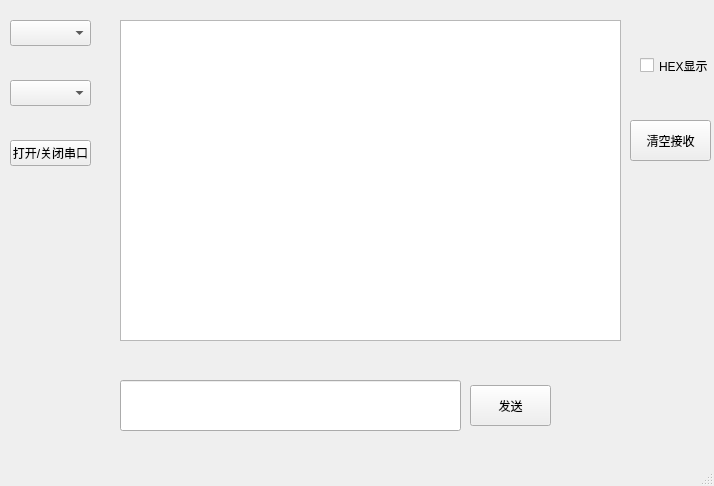
First picture: the form in mainwindow.ui, repository shhuz/Serial-Assistant, before the edit.
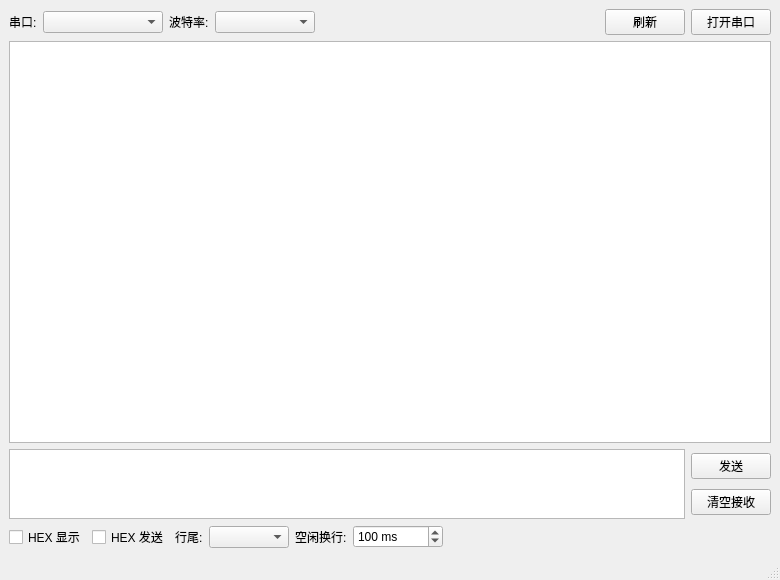
Second picture: the form after the edit.

Commit message:
feat: 重构并完善串口助手（HEX 发送规范化、空闲换行、布局与样式）
- UI 改用布局管理器 + 现代 QSS，控件自适应
- HEX 发送：输入自动规范化（大写、两位一组、非法字符丢弃）
- HEX 显示：接收与 TX 回显按十六进制
- 行尾符（无 / \n / \r\n）与空闲超时自动换行
- 串口热插拔扫描、掉线提示、智能滚动、Ctrl+Enter

```diff
--- a/mainwindow.ui
+++ b/mainwindow.ui
@@ -6,106 +6,197 @@
    <rect>
     <x>0</x>
     <y>0</y>
-    <width>714</width>
-    <height>486</height>
+    <width>780</width>
+    <height>580</height>
    </rect>
   </property>
   <property name="windowTitle">
    <string>MainWindow</string>
   </property>
   <widget class="QWidget" name="centralwidget">
-   <widget class="QComboBox" name="comboPort">
-    <property name="geometry">
-     <rect>
-      <x>10</x>
-      <y>20</y>
-      <width>81</width>
-      <height>26</height>
-     </rect>
-    </property>
-   </widget>
-   <widget class="QPushButton" name="btnOpen">
-    <property name="geometry">
-     <rect>
-      <x>10</x>
-      <y>140</y>
-      <width>81</width>
-      <height>26</height>
-     </rect>
-    </property>
-    <property name="text">
-     <string>打开/关闭串口</string>
-    </property>
-   </widget>
-   <widget class="QPushButton" name="btnSend">
-    <property name="geometry">
-     <rect>
-      <x>470</x>
-      <y>385</y>
-      <width>81</width>
-      <height>41</height>
-     </rect>
-    </property>
-    <property name="text">
-     <string>发送</string>
-    </property>
-   </widget>
-   <widget class="QComboBox" name="comboBaud">
-    <property name="geometry">
-     <rect>
-      <x>10</x>
-      <y>80</y>
-      <width>81</width>
-      <height>26</height>
-     </rect>
-    </property>
-   </widget>
-   <widget class="QLineEdit" name="editSend">
-    <property name="geometry">
-     <rect>
-      <x>120</x>
-      <y>380</y>
-      <width>341</width>
-      <height>51</height>
-     </rect>
-    </property>
-   </widget>
-   <widget class="QPlainTextEdit" name="recvEdit">
-    <property name="geometry">
-     <rect>
-      <x>120</x>
-      <y>20</y>
-      <width>501</width>
-      <height>321</height>
-     </rect>
-    </property>
-   </widget>
-   <widget class="QPushButton" name="btnClear">
-    <property name="geometry">
-     <rect>
-      <x>630</x>
-      <y>120</y>
-      <width>81</width>
-      <height>41</height>
-     </rect>
-    </property>
-    <property name="text">
-     <string>清空接收</string>
-    </property>
-   </widget>
-   <widget class="QCheckBox" name="checkHex">
-    <property name="geometry">
-     <rect>
-      <x>640</x>
-      <y>50</y>
-      <width>71</width>
-      <height>31</height>
-     </rect>
-    </property>
-    <property name="text">
-     <string>HEX显示</string>
-    </property>
-   </widget>
+   <layout class="QVBoxLayout" name="mainLayout">
+    <item>
+     <layout class="QHBoxLayout" name="topLayout">
+      <item>
+       <widget class="QLabel" name="labelPort">
+        <property name="text">
+         <string>串口:</string>
+        </property>
+       </widget>
+      </item>
+      <item>
+       <widget class="QComboBox" name="comboPort">
+        <property name="minimumSize">
+         <size>
+          <width>120</width>
+          <height>0</height>
+         </size>
+        </property>
+       </widget>
+      </item>
+      <item>
+       <widget class="QLabel" name="labelBaud">
+        <property name="text">
+         <string>波特率:</string>
+        </property>
+       </widget>
+      </item>
+      <item>
+       <widget class="QComboBox" name="comboBaud">
+        <property name="minimumSize">
+         <size>
+          <width>100</width>
+          <height>0</height>
+         </size>
+        </property>
+       </widget>
+      </item>
+      <item>
+       <spacer name="topSpacer">
+        <property name="orientation">
+         <enum>Qt::Horizontal</enum>
+        </property>
+        <property name="sizeHint" stdset="0">
+         <size>
+          <width>40</width>
+          <height>20</height>
+         </size>
+        </property>
+       </spacer>
+      </item>
+      <item>
+       <widget class="QPushButton" name="btnRefresh">
+        <property name="text">
+         <string>刷新</string>
+        </property>
+       </widget>
+      </item>
+      <item>
+       <widget class="QPushButton" name="btnOpen">
+        <property name="text">
+         <string>打开串口</string>
+        </property>
+       </widget>
+      </item>
+     </layout>
+    </item>
+    <item>
+     <widget class="QPlainTextEdit" name="recvEdit">
+      <property name="readOnly">
+       <bool>true</bool>
+      </property>
+     </widget>
+    </item>
+    <item>
+     <layout class="QHBoxLayout" name="sendLayout">
+      <item>
+       <widget class="QPlainTextEdit" name="editSend">
+        <property name="maximumSize">
+         <size>
+          <width>16777215</width>
+          <height>70</height>
+         </size>
+        </property>
+       </widget>
+      </item>
+      <item>
+       <layout class="QVBoxLayout" name="sendButtonLayout">
+        <item>
+         <widget class="QPushButton" name="btnSend">
+          <property name="text">
+           <string>发送</string>
+          </property>
+         </widget>
+        </item>
+        <item>
+         <widget class="QPushButton" name="btnClear">
+          <property name="text">
+           <string>清空接收</string>
+          </property>
+         </widget>
+        </item>
+       </layout>
+      </item>
+     </layout>
+    </item>
+    <item>
+     <layout class="QHBoxLayout" name="optionLayout">
+      <item>
+       <widget class="QCheckBox" name="checkHexDisplay">
+        <property name="text">
+         <string>HEX 显示</string>
+        </property>
+       </widget>
+      </item>
+      <item>
+       <widget class="QCheckBox" name="checkHexSend">
+        <property name="text">
+         <string>HEX 发送</string>
+        </property>
+       </widget>
+      </item>
+      <item>
+       <widget class="QLabel" name="labelLineEnd">
+        <property name="text">
+         <string>行尾:</string>
+        </property>
+       </widget>
+      </item>
+      <item>
+       <widget class="QComboBox" name="comboLineEnd">
+        <property name="minimumSize">
+         <size>
+          <width>80</width>
+          <height>0</height>
+         </size>
+        </property>
+       </widget>
+      </item>
+      <item>
+       <widget class="QLabel" name="labelRxTimeout">
+        <property name="text">
+         <string>空闲换行:</string>
+        </property>
+       </widget>
+      </item>
+      <item>
+       <widget class="QSpinBox" name="spinRxTimeout">
+        <property name="minimumSize">
+         <size>
+          <width>90</width>
+          <height>0</height>
+         </size>
+        </property>
+        <property name="toolTip">
+         <string>同一行允许的最大空闲时间，超过则自动换行；0 表示不自动换行</string>
+        </property>
+        <property name="suffix">
+         <string> ms</string>
+        </property>
+        <property name="maximum">
+         <number>9999</number>
+        </property>
+        <property name="value">
+         <number>100</number>
+        </property>
+       </widget>
+      </item>
+      <item>
+       <spacer name="optionSpacer">
+        <property name="orientation">
+         <enum>Qt::Horizontal</enum>
+        </property>
+        <property name="sizeHint" stdset="0">
+         <size>
+          <width>40</width>
+          <height>20</height>
+         </size>
+        </property>
+       </spacer>
+      </item>
+     </layout>
+    </item>
+   </layout>
   </widget>
   <widget class="QMenuBar" name="menubar">
    <property name="geometry">
```
Left out of the diff: 4 changed lines with no effect on the pictures. The commit also changes 7 other files.
